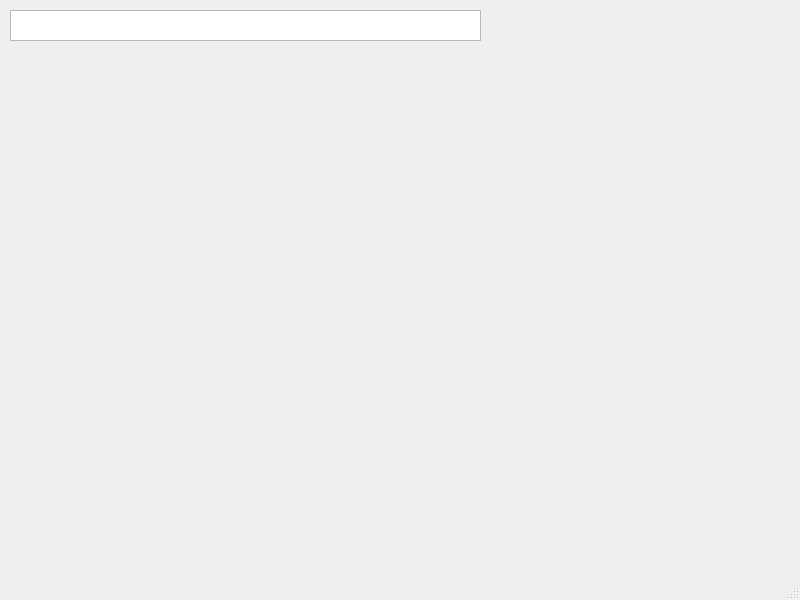
Samuel-Burgess/NCEA-Credits-App, file dashboard.ui: the form before one commit.
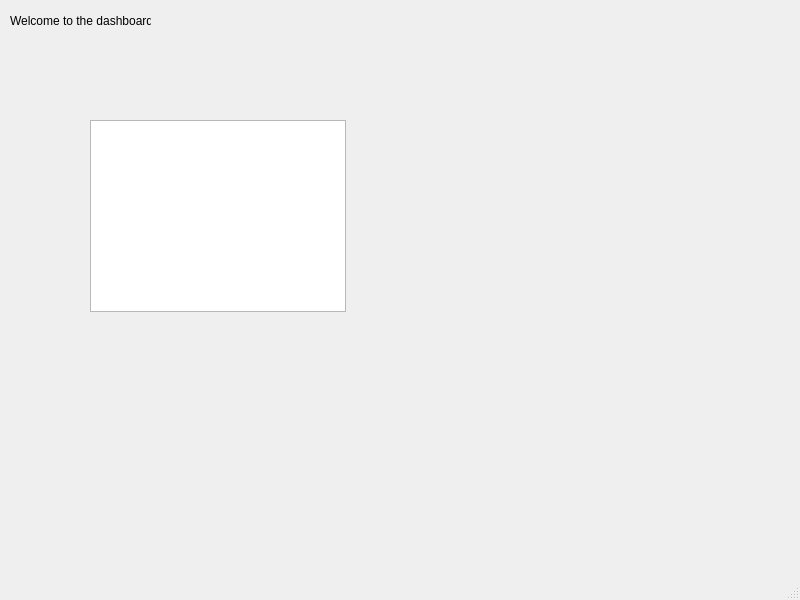
The form after the commit.

```diff
--- a/dashboard.ui
+++ b/dashboard.ui
@@ -14,13 +14,26 @@
    <string>MainWindow</string>
   </property>
   <widget class="QWidget" name="centralwidget">
-   <widget class="QTextBrowser" name="textBrowser">
+   <widget class="QLabel" name="label">
     <property name="geometry">
      <rect>
       <x>10</x>
       <y>10</y>
-      <width>471</width>
-      <height>31</height>
+      <width>141</width>
+      <height>21</height>
+     </rect>
+    </property>
+    <property name="text">
+     <string>Welcome to the dashboard!</string>
+    </property>
+   </widget>
+   <widget class="QTableView" name="tableView">
+    <property name="geometry">
+     <rect>
+      <x>90</x>
+      <y>120</y>
+      <width>256</width>
+      <height>192</height>
      </rect>
     </property>
    </widget>
```
Left out of the diff: 4 changed lines with no effect on the pictures.
